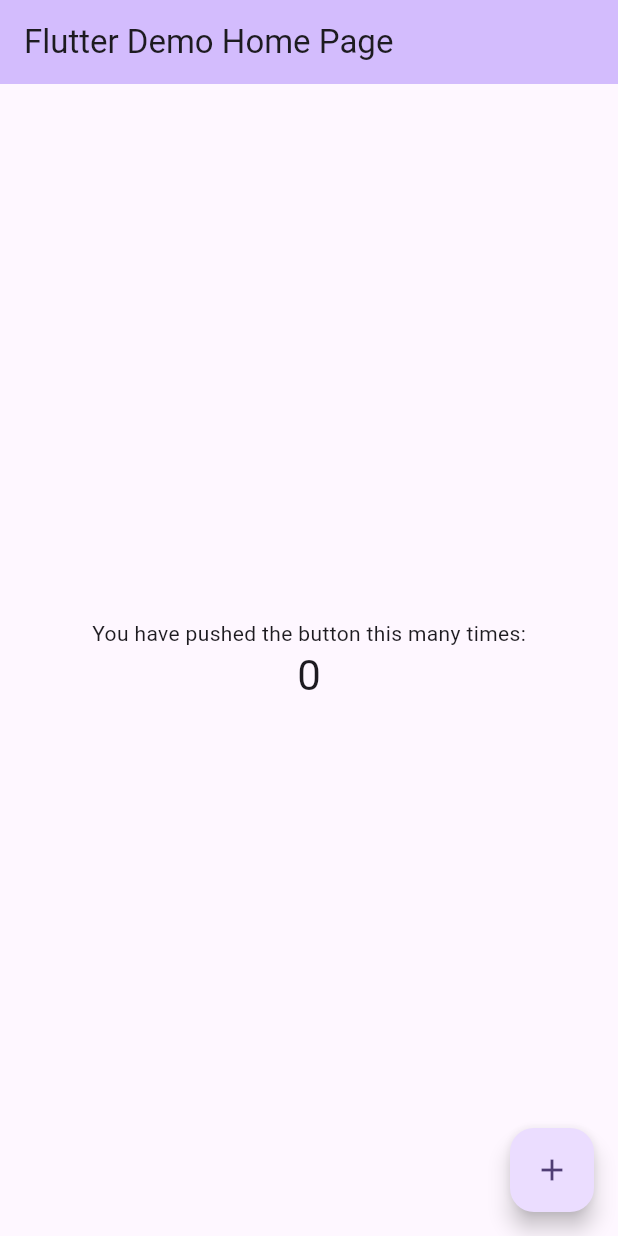
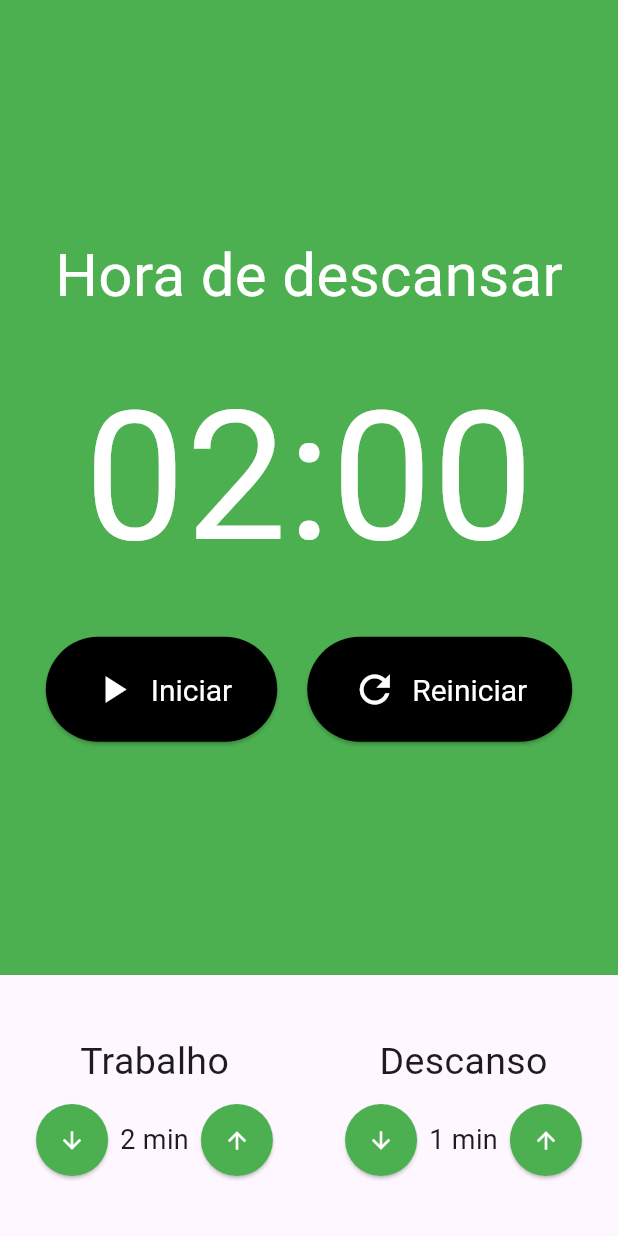
Before and after one commit to victorb132/pomodoro, a Flutter app: the screen it shows after launch, on a phone screen of 412 x 824 dp. Run offline on Flutter 3.47's test engine with Material 2 defaults, Android fonts, the phone set to English and light mode, and no system bars; our stand-ins replace flutter_mobx, mobx; generated files the repository leaves out were written again.

Commit message:
feat/finished-project-pomodoro

```diff
--- /dev/null
+++ b/buld.yaml
@@ -0,0 +1,6 @@
+targets:
+  $default:
+    builders:
+      mobx_codegen|mobx_generator:
+        generate_for:
+          - "lib/store/**.store.dart"
--- /dev/null
+++ b/lib/components/cronometer.dart
@@ -0,0 +1,74 @@
+import 'package:flutter/material.dart';
+import 'package:flutter_mobx/flutter_mobx.dart';
+import 'package:pomodoro/components/cronometer_button.dart';
+import 'package:pomodoro/store/pomodoro.store.dart';
+import 'package:provider/provider.dart';
+
+class Cronometer extends StatelessWidget {
+  const Cronometer({super.key});
+
+  @override
+  Widget build(BuildContext context) {
+    final store = Provider.of<PomodoroStore>(context);
+
+    return Observer(
+      builder: (_) {
+        return Container(
+          color: store.isWorking() ? Colors.red : Colors.green,
+          child: Column(
+            mainAxisAlignment: MainAxisAlignment.center,
+            children: [
+              Text(
+                store.isWorking() ? 'Hora de trabalhar' : 'Hora de descansar',
+                style: const TextStyle(
+                  fontSize: 40,
+                  color: Colors.white,
+                ),
+              ),
+              const SizedBox(height: 20),
+              Text(
+                '${store.minutes.toString().padLeft(2, '0')}:${store.seconds.toString().padLeft(2, '0')}',
+                style: const TextStyle(
+                  fontSize: 120,
+                  color: Colors.white,
+                ),
+              ),
+              const SizedBox(height: 20),
+              Row(
+                mainAxisAlignment: MainAxisAlignment.center,
+                children: [
+                  if (!store.started)
+                    Padding(
+                      padding: const EdgeInsets.only(right: 10),
+                      child: CronometerButton(
+                        text: 'Iniciar',
+                        icon: Icons.play_arrow,
+                        onPressed: store.start,
+                      ),
+                    ),
+                  if (store.started)
+                    Padding(
+                      padding: const EdgeInsets.only(right: 10),
+                      child: CronometerButton(
+                        text: 'Parar',
+                        icon: Icons.stop,
+                        onPressed: store.stop,
+                      ),
+                    ),
+                  Padding(
+                    padding: const EdgeInsets.only(left: 10),
+                    child: CronometerButton(
+                      text: 'Reiniciar',
+                      icon: Icons.refresh,
+                      onPressed: store.restart,
+                    ),
+                  ),
+                ],
+              ),
+            ],
+          ),
+        );
+      },
+    );
+  }
+}
--- /dev/null
+++ b/lib/components/cronometer_button.dart
@@ -0,0 +1,41 @@
+import 'package:flutter/material.dart';
+
+class CronometerButton extends StatelessWidget {
+  final String text;
+  final IconData icon;
+  final void Function()? onPressed;
+
+  const CronometerButton({
+    super.key,
+    required this.text,
+    required this.icon,
+    this.onPressed,
+  });
+
+  @override
+  Widget build(BuildContext context) {
+    return ElevatedButton(
+      onPressed: onPressed,
+      style: ElevatedButton.styleFrom(
+        backgroundColor: Colors.black,
+        foregroundColor: Colors.white,
+        padding: const EdgeInsets.symmetric(
+          horizontal: 30,
+          vertical: 20,
+        ),
+        textStyle: const TextStyle(
+          fontSize: 20,
+        ),
+      ),
+      child: Row(
+        children: [
+          Padding(
+            padding: const EdgeInsets.only(right: 10),
+            child: Icon(icon, size: 30),
+          ),
+          Text(text),
+        ],
+      ),
+    );
+  }
+}
--- /dev/null
+++ b/lib/components/entry_timer.dart
@@ -0,0 +1,70 @@
+import 'package:flutter/material.dart';
+import 'package:pomodoro/store/pomodoro.store.dart';
+import 'package:provider/provider.dart';
+
+class EntryTimer extends StatelessWidget {
+  final String title;
+  final int value;
+  final void Function()? inc;
+  final void Function()? dec;
+
+  const EntryTimer({
+    super.key,
+    required this.title,
+    required this.value,
+    this.inc,
+    this.dec,
+  });
+
+  @override
+  Widget build(BuildContext context) {
+    final store = Provider.of<PomodoroStore>(context);
+
+    return Column(
+      children: [
+        Text(
+          title,
+          style: const TextStyle(
+            fontSize: 25,
+          ),
+        ),
+        const SizedBox(height: 10),
+        Row(
+          mainAxisAlignment: MainAxisAlignment.center,
+          children: [
+            ElevatedButton(
+              onPressed: dec,
+              style: ElevatedButton.styleFrom(
+                shape: const CircleBorder(),
+                padding: const EdgeInsets.all(15),
+                backgroundColor: store.isWorking() ? Colors.red : Colors.green,
+              ),
+              child: const Icon(
+                Icons.arrow_downward,
+                color: Colors.white,
+              ),
+            ),
+            Text(
+              '$value min',
+              style: const TextStyle(
+                fontSize: 18,
+              ),
+            ),
+            ElevatedButton(
+              onPressed: inc,
+              style: ElevatedButton.styleFrom(
+                shape: const CircleBorder(),
+                padding: const EdgeInsets.all(15),
+                backgroundColor: store.isWorking() ? Colors.red : Colors.green,
+              ),
+              child: const Icon(
+                Icons.arrow_upward,
+                color: Colors.white,
+              ),
+            ),
+          ],
+        ),
+      ],
+    );
+  }
+}
--- a/lib/main.dart
+++ b/lib/main.dart
@@ -1,4 +1,7 @@
 import 'package:flutter/material.dart';
+import 'package:pomodoro/screens/pomodoro_screen.dart';
+import 'package:pomodoro/store/pomodoro.store.dart';
+import 'package:provider/provider.dart';
 
 void main() {
   runApp(const MyApp());
@@ -7,119 +10,60 @@ void main() {
 class MyApp extends StatelessWidget {
   const MyApp({super.key});
 
-  // This widget is the root of your application.
   @override
   Widget build(BuildContext context) {
-    return MaterialApp(
-      title: 'Flutter Demo',
-      theme: ThemeData(
-        // This is the theme of your application.
-        //
-        // TRY THIS: Try running your application with "flutter run". You'll see
-        // the application has a blue toolbar. Then, without quitting the app,
-        // try changing the seedColor in the colorScheme below to Colors.green
-        // and then invoke "hot reload" (save your changes or press the "hot
-        // reload" button in a Flutter-supported IDE, or press "r" if you used
-        // the command line to start the app).
-        //
-        // Notice that the counter didn't reset back to zero; the application
-        // state is not lost during the reload. To reset the state, use hot
-        // restart instead.
-        //
-        // This works for code too, not just values: Most code changes can be
-        // tested with just a hot reload.
-        colorScheme: ColorScheme.fromSeed(seedColor: Colors.deepPurple),
-        useMaterial3: true,
+    return MultiProvider(
+      providers: [
+        Provider<PomodoroStore>(
+          create: (_) => PomodoroStore(),
+        )
+      ],
+      child: MaterialApp(
+        title: 'Flutter Demo',
+        debugShowCheckedModeBanner: false,
+        theme: ThemeData(
+          colorScheme: ColorScheme.fromSeed(seedColor: Colors.deepPurple),
+          useMaterial3: true,
+        ),
+        home: const PomodoroScreen(),
       ),
-      home: const MyHomePage(title: 'Flutter Demo Home Page'),
     );
   }
 }
 
-class MyHomePage extends StatefulWidget {
-  const MyHomePage({super.key, required this.title});
 
-  // This widget is the home page of your application. It is stateful, meaning
-  // that it has a State object (defined below) that contains fields that affect
-  // how it looks.
+// import 'package:pomodoro/store/contador.store.dart';
+// import 'package:flutter_mobx/flutter_mobx.dart';
 
-  // This class is the configuration for the state. It holds the values (in this
-  // case the title) provided by the parent (in this case the App widget) and
-  // used by the build method of the State. Fields in a Widget subclass are
-  // always marked "final".
+// final store = ContadorStore();
 
-  final String title;
+// class HomePage extends StatelessWidget {
+//   const HomePage({super.key});
 
-  @override
-  State<MyHomePage> createState() => _MyHomePageState();
-}
-
-class _MyHomePageState extends State<MyHomePage> {
-  int _counter = 0;
-
-  void _incrementCounter() {
-    setState(() {
-      // This call to setState tells the Flutter framework that something has
-      // changed in this State, which causes it to rerun the build method below
-      // so that the display can reflect the updated values. If we changed
-      // _counter without calling setState(), then the build method would not be
-      // called again, and so nothing would appear to happen.
-      _counter++;
-    });
-  }
-
-  @override
-  Widget build(BuildContext context) {
-    // This method is rerun every time setState is called, for instance as done
-    // by the _incrementCounter method above.
-    //
-    // The Flutter framework has been optimized to make rerunning build methods
-    // fast, so that you can just rebuild anything that needs updating rather
-    // than having to individually change instances of widgets.
-    return Scaffold(
-      appBar: AppBar(
-        // TRY THIS: Try changing the color here to a specific color (to
-        // Colors.amber, perhaps?) and trigger a hot reload to see the AppBar
-        // change color while the other colors stay the same.
-        backgroundColor: Theme.of(context).colorScheme.inversePrimary,
-        // Here we take the value from the MyHomePage object that was created by
-        // the App.build method, and use it to set our appbar title.
-        title: Text(widget.title),
-      ),
-      body: Center(
-        // Center is a layout widget. It takes a single child and positions it
-        // in the middle of the parent.
-        child: Column(
-          // Column is also a layout widget. It takes a list of children and
-          // arranges them vertically. By default, it sizes itself to fit its
-          // children horizontally, and tries to be as tall as its parent.
-          //
-          // Column has various properties to control how it sizes itself and
-          // how it positions its children. Here we use mainAxisAlignment to
-          // center the children vertically; the main axis here is the vertical
-          // axis because Columns are vertical (the cross axis would be
-          // horizontal).
-          //
-          // TRY THIS: Invoke "debug painting" (choose the "Toggle Debug Paint"
-          // action in the IDE, or press "p" in the console), to see the
-          // wireframe for each widget.
-          mainAxisAlignment: MainAxisAlignment.center,
-          children: <Widget>[
-            const Text(
-              'You have pushed the button this many times:',
-            ),
-            Text(
-              '$_counter',
-              style: Theme.of(context).textTheme.headlineMedium,
-            ),
-          ],
-        ),
-      ),
-      floatingActionButton: FloatingActionButton(
-        onPressed: _incrementCounter,
-        tooltip: 'Increment',
-        child: const Icon(Icons.add),
-      ), // This trailing comma makes auto-formatting nicer for build methods.
-    );
-  }
-}
+//   @override
+//   Widget build(BuildContext context) {
+//     return Scaffold(
+//       appBar: AppBar(
+//         title: const Text('MobX Contador'),
+//       ),
+//       body: Center(
+//         child: Column(
+//           mainAxisAlignment: MainAxisAlignment.center,
+//           children: [
+//             const Text('Você pressionou o botão:'),
+//             Observer(
+//               builder: (_) => Text(
+//                 '${store.contador}',
+//                 style: Theme.of(context).textTheme.headlineMedium,
+//               ),
+//             ),
+//           ],
+//         ),
+//       ),
+//       floatingActionButton: FloatingActionButton(
+//         onPressed: store.incrementar,
+//         child: const Icon(Icons.add),
+//       ),
+//     );
+//   }
+// }
--- /dev/null
+++ b/lib/screens/pomodoro_screen.dart
@@ -0,0 +1,55 @@
+import 'package:flutter/material.dart';
+import 'package:pomodoro/components/cronometer.dart';
+import 'package:pomodoro/components/entry_timer.dart';
+import 'package:pomodoro/store/pomodoro.store.dart';
+import 'package:provider/provider.dart';
+import 'package:flutter_mobx/flutter_mobx.dart';
+
+class PomodoroScreen extends StatelessWidget {
+  const PomodoroScreen({super.key});
+
+  @override
+  Widget build(BuildContext context) {
+    final store = Provider.of<PomodoroStore>(context);
+
+    return Scaffold(
+      body: Column(
+        crossAxisAlignment: CrossAxisAlignment.stretch,
+        children: [
+          const Expanded(
+            child: Cronometer(),
+          ),
+          Padding(
+              padding: const EdgeInsets.symmetric(vertical: 40),
+              child: Observer(
+                builder: (_) => Row(
+                  mainAxisAlignment: MainAxisAlignment.spaceAround,
+                  children: [
+                    EntryTimer(
+                      title: 'Trabalho',
+                      value: store.timeWork,
+                      inc: store.started && store.isWorking()
+                          ? null
+                          : store.incrementTimeWork,
+                      dec: store.started && store.isWorking()
+                          ? null
+                          : store.decrementTimeWork,
+                    ),
+                    EntryTimer(
+                      title: 'Descanso',
+                      value: store.timeToRest,
+                      inc: store.started && store.isResting()
+                          ? null
+                          : store.incrementTimeToRest,
+                      dec: store.started && store.isResting()
+                          ? null
+                          : store.decrementTimeToRest,
+                    ),
+                  ],
+                ),
+              ))
+        ],
+      ),
+    );
+  }
+}
--- a/pubspec.yaml
+++ b/pubspec.yaml
@@ -30,6 +30,9 @@ environment:
 dependencies:
   flutter:
     sdk: flutter
+  mobx: ^2.2.1
+  flutter_mobx: ^2.1.1
+  provider: ^6.0.5
 
 
   # The following adds the Cupertino Icons font to your application.
@@ -39,6 +42,8 @@ dependencies:
 dev_dependencies:
   flutter_test:
     sdk: flutter
+  build_runner: ^2.4.6
+  mobx_codegen: ^2.4.0
 
   # The "flutter_lints" package below contains a set of recommended lints to
   # encourage good coding practices. The lint set provided by the package is
```
Also changed, not shown: lib/store/contador.store.dart (added, +15 -0 lines), lib/store/pomodoro.store.dart (added, +114 -0 lines), lib/store/contador.store.g.dart (added), lib/store/pomodoro.store.g.dart (added), pubspec.lock.
